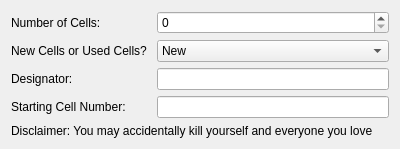
Before: the Qt Designer form wizardpageone.ui in Lexcelon/batlab-toolkit-gui, drawn with Qt 5.
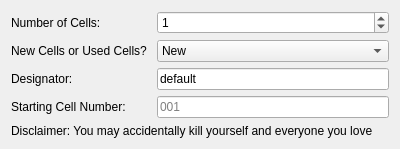
After: the same form once the commit is applied.

What changed in the file:
```diff
--- a/wizardpageone.ui
+++ b/wizardpageone.ui
@@ -23,7 +23,11 @@
    <item>
     <layout class="QFormLayout" name="formLayout">
      <item row="2" column="1">
-      <widget class="QLineEdit" name="lineEdit"/>
+      <widget class="QLineEdit" name="name">
+       <property name="text">
+        <string>default</string>
+       </property>
+      </widget>
      </item>
      <item row="2" column="0">
       <widget class="QLabel" name="label_3">
@@ -54,7 +58,14 @@
       </widget>
      </item>
      <item row="0" column="1">
-      <widget class="QSpinBox" name="spinBox"/>
+      <widget class="QSpinBox" name="numCells">
+       <property name="maximum">
+        <number>999999999</number>
+       </property>
+       <property name="value">
+        <number>1</number>
+       </property>
+      </widget>
      </item>
      <item row="0" column="0">
       <widget class="QLabel" name="label">
@@ -71,7 +82,11 @@
       </widget>
      </item>
      <item row="3" column="1">
-      <widget class="QLineEdit" name="startingIndex"/>
+      <widget class="QLineEdit" name="startingIndex">
+       <property name="placeholderText">
+        <string>001</string>
+       </property>
+      </widget>
      </item>
     </layout>
    </item>
```
